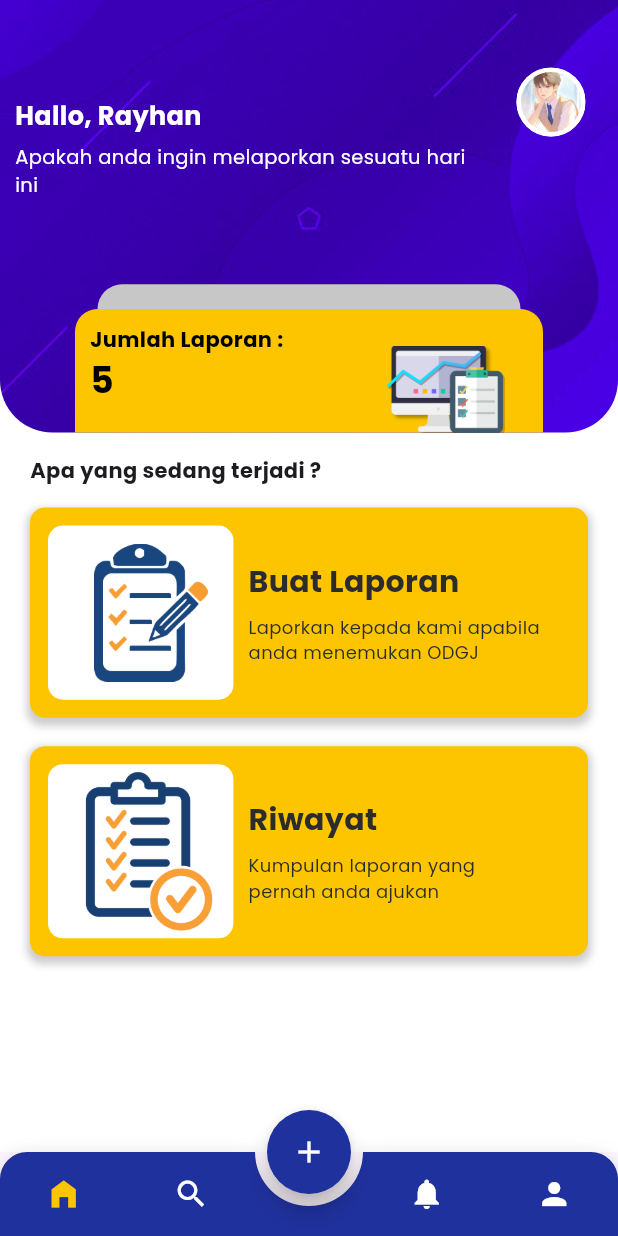
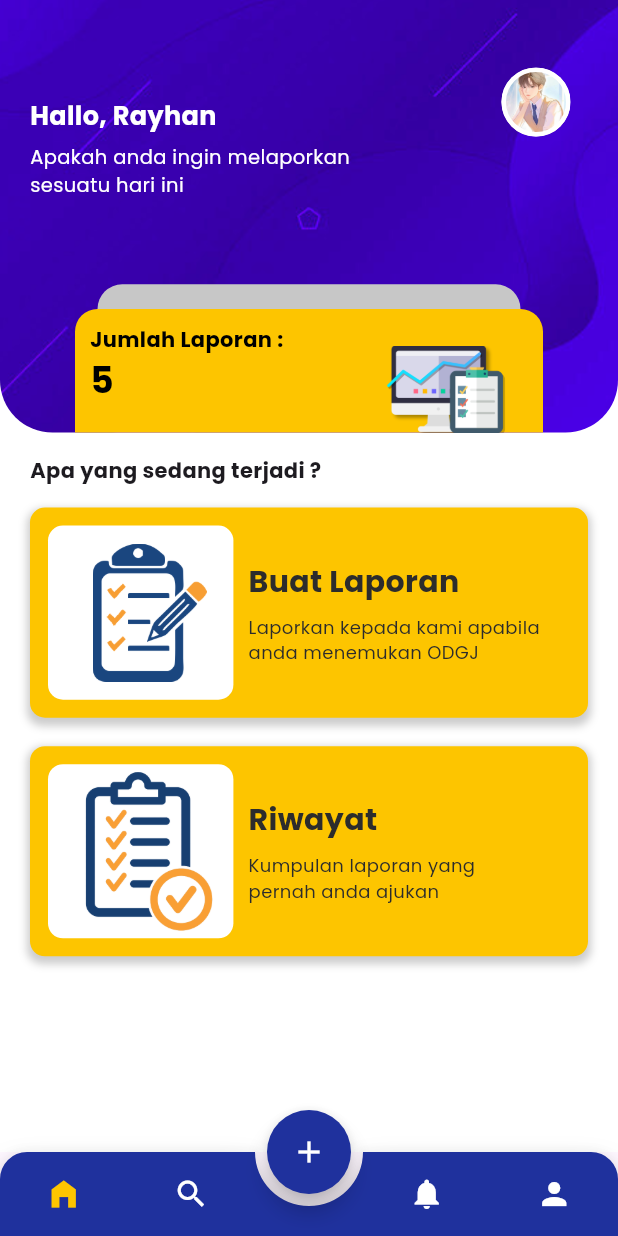
Before and after one commit to rayhanzz772/pmi_jateng, a Flutter app: the BottomBar screen opened by its route, on a phone screen of 412 x 824 dp. Run offline on Flutter 3.47's test engine with Material 3 defaults, Android fonts, the phone set to English and light mode, and no system bars; drawn by our look-alikes of animated_bottom_navigation_bar; our stand-ins replace bloc, equatable, firebase_auth, firebase_core, flutter_bloc; accounts and stored records are empty.

```diff
--- a/lib/views/bottom_bar/bottom_bar.dart
+++ b/lib/views/bottom_bar/bottom_bar.dart
@@ -1,11 +1,8 @@
-import 'package:nuraga_app/utils/color/constant.dart';
-import 'package:nuraga_app/views/home_screen/home_screen.dart';
 import 'package:flutter/material.dart';
 import 'package:animated_bottom_navigation_bar/animated_bottom_navigation_bar.dart';
+import 'package:nuraga_app/utils/color/constant.dart';
 import 'package:nuraga_app/views/lapor_screen/lapor_screen.dart';
-import 'package:nuraga_app/views/notification_screen/notification_screen.dart';
-import 'package:nuraga_app/views/profile_screen/profile_screen.dart';
-import 'package:nuraga_app/views/search_screen/search_screen.dart';
+import 'package:nuraga_app/blocs/bottom_bar/bottom_bar_bloc.dart';
 
 class BottomBar extends StatefulWidget {
   @override
@@ -16,24 +13,14 @@ class _BottomBarState extends State<BottomBar> {
   late PageController _pageController;
   int _bottomNavIndex = 0;
   late List<Widget> pages;
-
-  final List<IconData> iconList = [
-    Icons.home_filled,
-    Icons.search,
-    Icons.notifications,
-    Icons.person,
-  ];
+  late List<IconData> iconList;
 
   @override
   void initState() {
     super.initState();
-    _pageController = PageController(initialPage: _bottomNavIndex);
-    pages = [
-      HomeScreen(),
-      SearchScreen(),
-      NotificationScreen(),
-      ProfileScreen(),
-    ];
+    _pageController = initializePageController(_bottomNavIndex);
+    pages = initializePages();
+    iconList = initializeIconList();
   }
 
   @override
@@ -44,7 +31,14 @@ class _BottomBarState extends State<BottomBar> {
 
   @override
   Widget build(BuildContext context) {
-    return Scaffold(
+    return WillPopScope(
+      onWillPop: () => onWillPop(
+        context: context,
+        bottomNavIndex: _bottomNavIndex,
+        pageController: _pageController,
+        setStateCallback: (callback) => setState(callback),
+      ),
+      child: Scaffold(
         resizeToAvoidBottomInset: false,
         body: PageView(
           controller: _pageController,
@@ -70,6 +64,7 @@ class _BottomBarState extends State<BottomBar> {
             Icons.add,
             color: kPrimaryWhite,
           ),
+          heroTag: 'uniqueHeroTag',
         ),
         floatingActionButtonLocation: FloatingActionButtonLocation.centerDocked,
         bottomNavigationBar: AnimatedBottomNavigationBar(
@@ -90,6 +85,7 @@ class _BottomBarState extends State<BottomBar> {
             });
           },
         ),
+      ),
     );
   }
 }
--- a/lib/views/home_screen/home_screen.dart
+++ b/lib/views/home_screen/home_screen.dart
@@ -36,13 +36,13 @@ class TopContainer extends StatelessWidget {
         children: [
           Container(
             height: MediaQuery.of(context).size.height * 0.23,
-            padding: EdgeInsets.only(top: 45, left: 10, right: 10),
+            padding: EdgeInsets.only(top: 45, left: 20, right: 20),
             child: Row(
               mainAxisAlignment: MainAxisAlignment.spaceBetween,
               crossAxisAlignment: CrossAxisAlignment.start,
               children: [
                 Container(
-                  width: MediaQuery.of(context).size.width * 0.75,
+                  width: MediaQuery.of(context).size.width * 0.65,
                   padding: EdgeInsets.only(top: 20),
                   child: Column(
                     crossAxisAlignment: CrossAxisAlignment.start,
@@ -208,7 +208,7 @@ class BottomContainer extends StatelessWidget {
               child: Row(
                 children: [
                   Container(
-                    padding: EdgeInsets.only(top: 12, left: 14, bottom: 12),
+                    padding: EdgeInsets.only(top: 12, left: 12, bottom: 12),
                     decoration: BoxDecoration(
                         color: kPrimaryWhite,
                         borderRadius: BorderRadius.all(Radius.circular(10))),
```
Also changed, not shown: lib/blocs/bottom_bar/bottom_bar_bloc.dart (added, +103 -0 lines), lib/views/profile_screen/profile_screen.dart (+23 -2 lines). Lines whose indentation alone changed are shown as unchanged.
